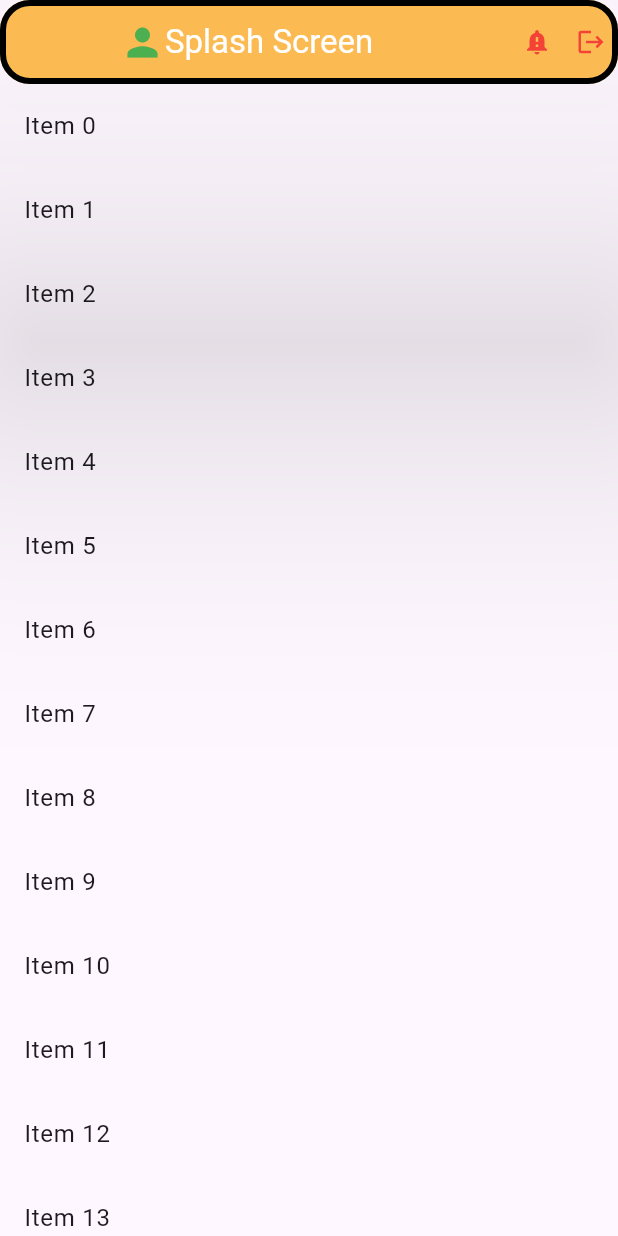
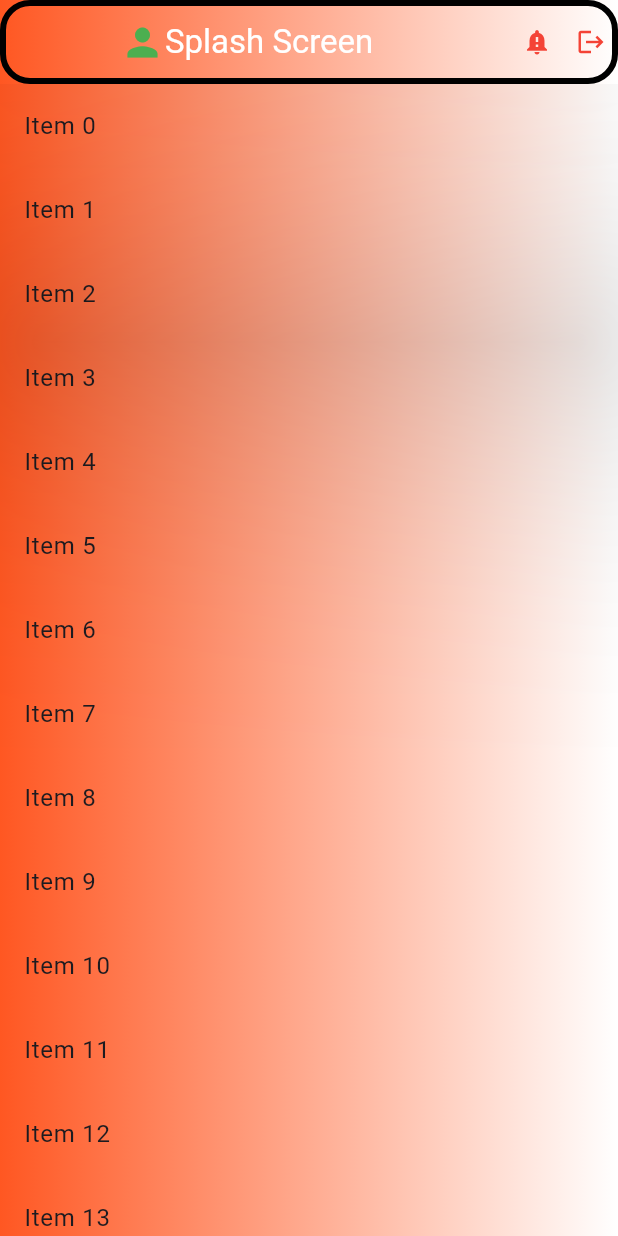
Before and after one commit to ankittripathi4494/ssdm_workspace, a Flutter app: the screen it shows after launch, on a phone screen of 412 x 824 dp. Run offline on Flutter 3.47's test engine with Material 3 defaults, Android fonts, the phone set to English and light mode, and no system bars.

Commit message:
gradient color

```diff
--- a/lib/modules/splash/screens/splash_screen.dart
+++ b/lib/modules/splash/screens/splash_screen.dart
@@ -9,6 +9,10 @@ class SplashScreen extends StatelessWidget {
     return Scaffold(
       appBar: AppBar(
         elevation: 100,
+        flexibleSpace: Container(decoration: BoxDecoration(
+          borderRadius: BorderRadius.circular(0),
+          gradient: LinearGradient(colors: [Colors.deepOrange, Colors.white])
+        ),),
         shape: RoundedRectangleBorder(
             borderRadius: BorderRadius.circular(20),
             side: const BorderSide(color: Colors.black, width: 4)),
@@ -40,10 +44,16 @@ class SplashScreen extends StatelessWidget {
           )
         ],
       ),
-      body: ListView.builder(
-        itemCount: 100,
-        itemBuilder: (context, index) => ListTile(
-          title: Text("Item $index"),
+      body: Container(
+        decoration: BoxDecoration(
+          borderRadius: BorderRadius.circular(0),
+          gradient: LinearGradient(colors: [Colors.deepOrange, Colors.white])
+        ),
+        child: ListView.builder(
+          itemCount: 100,
+          itemBuilder: (context, index) => ListTile(
+            title: Text("Item $index"),
+          ),
         ),
       ),
     );
```
